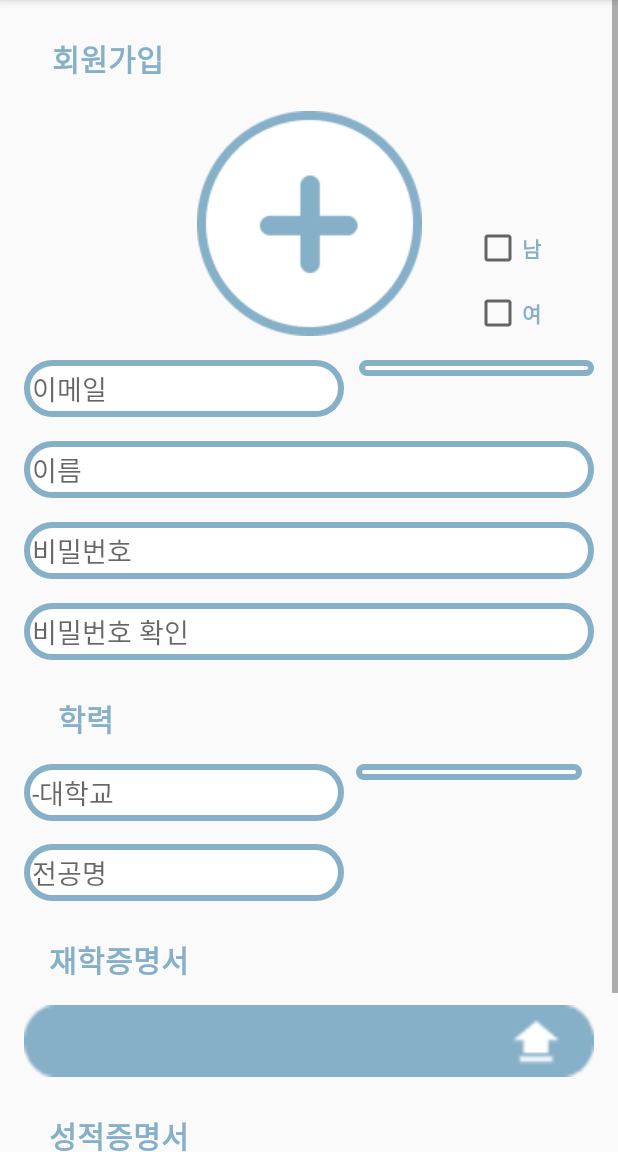
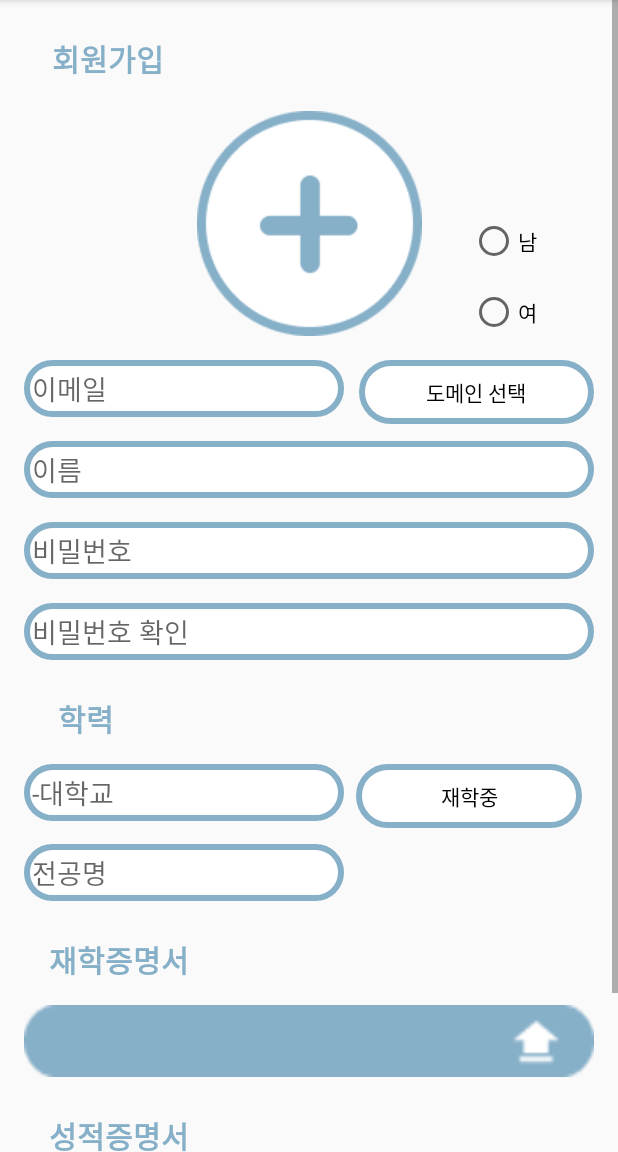
Before and after one commit to sonekthree/metering, an Android app: the SignUpActivity screen opened directly, with no data from a screen before it, on a phone screen of 412 x 824 dp, the part 84-1236 px from its top. Run offline under Robolectric (Android 15) with nearby library versions, the phone set to English and light mode, and no system bars; our stand-ins replace Firebase (no records; nobody signed in at launch, a user with empty details on screens opened directly); 1 statement that could not run was skipped.

Commit message:
Connect with firebase plus spinner, radiobutton

```diff
--- a/app/build.gradle
+++ b/app/build.gradle
@@ -1,14 +1,13 @@
 plugins {
     id 'com.android.application'
+    id 'com.google.gms.google-services'
 }
 
 android {
     compileSdkVersion 31
     buildToolsVersion "30.0.3"
 
-//    buildFeatures {
-//        dataBinding=true
-//    }
+
     defaultConfig {
         applicationId "com.exam.metering"
         minSdkVersion 29
@@ -25,6 +24,7 @@ android {
             proguardFiles getDefaultProguardFile('proguard-android-optimize.txt'), 'proguard-rules.pro'
         }
     }
+
     compileOptions {
         sourceCompatibility JavaVersion.VERSION_1_8
         targetCompatibility JavaVersion.VERSION_1_8
@@ -32,6 +32,11 @@ android {
 }
 
 dependencies {
+
+    // firebase
+    implementation platform('com.google.firebase:firebase-bom:29.0.0')
+    implementation 'com.google.firebase:firebase-auth'
+
     // recyclerview
     implementation("androidx.recyclerview:recyclerview:1.2.1")
     // For control over item selection of both touch and mouse driven selection
--- a/app/src/main/java/com/exam/metering/SignUpActivity.java
+++ b/app/src/main/java/com/exam/metering/SignUpActivity.java
@@ -2,36 +2,176 @@ package com.exam.metering;
 
 import android.content.Intent;
 import android.os.Bundle;
+import android.util.Log;
 import android.view.View;
+import android.widget.AdapterView;
 import android.widget.ArrayAdapter;
 import android.widget.Button;
+import android.widget.EditText;
+import android.widget.RadioButton;
+import android.widget.RadioGroup;
 import android.widget.Spinner;
+import android.widget.Toast;
 
+import androidx.annotation.NonNull;
 import androidx.appcompat.app.AppCompatActivity;
 
+import com.google.android.gms.tasks.OnCompleteListener;
+import com.google.android.gms.tasks.Task;
+import com.google.firebase.auth.AuthResult;
+import com.google.firebase.auth.FirebaseAuth;
+import com.google.firebase.auth.FirebaseUser;
+
+import org.jetbrains.annotations.NotNull;
+
+
 public class SignUpActivity extends AppCompatActivity {
-    String[] arr = {"gmail.com", "naver.com", "daum.net", "nate.com", "도메인 선택"};
-    Button Signinbutton;
+
+    String[] arr = {"도메인 선택","gmail.com", "naver.com", "daum.net", "nate.com"};
+    String[] arr2 = {"재학중", "휴학중", "졸업예정", "졸업"};
     ArrayAdapter<String> arrayAdapter;
-    private Spinner spinner;
+    private Spinner spinner_email;
+    private FirebaseAuth mAuth;
+    private Button Signinbutton;
+    private RadioButton radioM;
+    private RadioButton radioW;
+    private EditText editEmail;
+    private EditText editName;
+    private EditText editPassword;
+    private EditText editPasswordConfirm;
+    private Spinner spinner_school_state;
+    private RadioGroup radioGroup;
+    private EditText editSchoolName;
+    private EditText editSchoolMajor;
+    private Button scoreUploadButton;
+    private Button schoolUploadButton;
+
 
     @Override
     protected void onCreate(Bundle savedInstanceState) {
         super.onCreate(savedInstanceState);
         setContentView(R.layout.activity_sign_up);
         Signinbutton = (Button) findViewById(R.id.sign_in_button);
+        editName = (EditText) findViewById(R.id.edit_name);
+        editEmail = (EditText) findViewById(R.id.edit_email);
+        editPassword = (EditText) findViewById(R.id.edit_password);
+        editPasswordConfirm = (EditText) findViewById(R.id.edit_password_confirm);
+        editSchoolName = (EditText) findViewById(R.id.edit_school_name);
+        editSchoolMajor = (EditText) findViewById(R.id.edit_school_major);
+        spinner_email = (Spinner) findViewById(R.id.spinner_mail);
+        spinner_school_state = (Spinner) findViewById(R.id.spinner_school_state);
+        radioGroup = (RadioGroup)findViewById(R.id.radioGroup);
+        mAuth = FirebaseAuth.getInstance();
         initSignUp();
+        onRadioButtonClicked(radioGroup);
+         arrayAdapter = new ArrayAdapter<>(this,
+                R.layout.lec_met_text, arr);
+        spinner_email.setAdapter(arrayAdapter);
+        spinner_email.setSelection(0);
+        spinner_email.setOnItemSelectedListener(new AdapterView.OnItemSelectedListener() {
+           @Override public void onItemSelected(AdapterView<?> adapterView, View view, int i, long l) {
+
+           }
+           @Override public void onNothingSelected(AdapterView<?> adapterView) { } });
+
+        ArrayAdapter arrayAdapters = new ArrayAdapter<>(this, R.layout.lec_met_text, arr2);
+        spinner_school_state.setAdapter(arrayAdapters);
+        spinner_school_state.setSelection(0);
+        spinner_school_state.setOnItemSelectedListener(new AdapterView.OnItemSelectedListener(){
+            @Override public void onItemSelected(AdapterView<?> adapterView, View view, int i, long l) {
+
+            }
+            @Override public void onNothingSelected(AdapterView<?> adapterView) { } });
+
     }
 
-    public void initSignUp(){
+    public void onRadioButtonClicked(View view){
+        boolean checked = ((RadioButton) view).isChecked();
+
+        switch (view.getId()){
+            case R.id.radio_m:
+                if (checked){
+                    // 남자구나
+                }
+            case R.id.radio_w:
+                if(checked){
+                    //여자구나
+                }
+        }
+
+
+    }
+
+    public void updateUI(FirebaseUser user){
+        if(user.toString().isEmpty()){
+            Toast.makeText(getApplicationContext(), "Authentication failed.",
+                    Toast.LENGTH_SHORT).show();
+        }else{
+            Intent intent = new Intent(getApplicationContext(), LoginActivity.class);
+            intent.putExtra("user", user);
+            startActivity(intent);
+        }
+
+    }
+
+    public void updateUI(){
+
+    }
+    public void initSignUp() {
         Signinbutton.setOnClickListener(new View.OnClickListener() {
             @Override
             public void onClick(View view) {
-                Intent intent = new Intent(getApplicationContext(), LoginActivity.class);
-                startActivity(intent);
+                String email = editEmail.getText().toString();
+                String name = editName.getText().toString();
+                String password = editPassword.getText().toString();
+                String passwordconfirm = editPasswordConfirm.getText().toString();
+
+                if (email.isEmpty() || password.isEmpty()) {
+                    Toast.makeText(getApplicationContext(), "email 혹은 password를 반드시 입력하세요", Toast.LENGTH_LONG).show();
+                } else if (password != passwordconfirm) {
+                    Toast.makeText(getApplicationContext(), "비밀번호가 일치하지 않습니다. ", Toast.LENGTH_SHORT).show();
+                } else {
+                    createAccount(email, password);
+                }
             }
+
         });
-
     }
 
+    private void createAccount(String email, String password){
+        mAuth.signInWithEmailAndPassword(email, password).addOnCompleteListener(this, new OnCompleteListener<AuthResult>() {
+                @Override
+                public void onComplete(@NonNull @NotNull Task<AuthResult> task) {
+                    if (task.isSuccessful()) {
+                        Log.d("SignUpActivity", "signInWithEmail:success");
+                        FirebaseUser user = mAuth.getCurrentUser();
+                        updateUI(user);
+                    } else {
+                        Log.w("SignUpActivity", task.getException());
+                        updateUI(null);
+                    }
+                }
+        });
+    }
+
+
+
+
+
+    public void startMainActivity(){
+        Intent intent = new Intent(this, MainActivity.class);
+        startActivity(intent);
+    }
+
+    @Override
+    public void onStart(){
+        super.onStart();
+        FirebaseUser currentUser = mAuth.getCurrentUser();
+        if(currentUser != null){
+            startMainActivity();
+        }
+    }
+
+
+
 }
--- a/app/src/main/res/layout/activity_sign_up.xml
+++ b/app/src/main/res/layout/activity_sign_up.xml
@@ -35,34 +35,32 @@
             app:layout_constraintStart_toStartOf="parent"
             app:layout_constraintTop_toBottomOf="@+id/textView2" />
 
-
-        <CheckBox
-            android:id="@+id/checkBox2"
+        <RadioGroup
+            android:id="@+id/radioGroup"
             android:layout_width="wrap_content"
             android:layout_height="wrap_content"
-            android:layout_marginTop="75dp"
-            android:text="남"
-            android:textColor="@color/mint"
-            android:textStyle="bold"
-            app:layout_constraintEnd_toEndOf="parent"
-            app:layout_constraintHorizontal_bias="0.4"
+            android:layout_marginStart="32dp"
+            android:orientation="vertical"
+            app:layout_constraintBottom_toBottomOf="@+id/imageButton"
             app:layout_constraintStart_toEndOf="@+id/imageButton"
-            app:layout_constraintTop_toTopOf="@+id/imageButton"
-            tools:layout_editor_0absoluteY="161dp" />
+            tools:layout_editor_0absoluteY="161dp">
 
-        <CheckBox
-            android:id="@+id/checkBox"
-            android:layout_width="wrap_content"
-            android:layout_height="wrap_content"
-            android:layout_marginTop="12dp"
-            android:textColor="@color/mint"
-            android:textStyle="bold"
-            android:text="여"
-            app:layout_constraintBottom_toBottomOf="@+id/imageButton"
-            app:layout_constraintEnd_toEndOf="parent"
-            app:layout_constraintHorizontal_bias="0.4"
-            app:layout_constraintStart_toEndOf="@+id/imageButton"
-            app:layout_constraintTop_toBottomOf="@+id/checkBox2" />
+            <RadioButton
+                android:id="@+id/radio_m"
+                android:layout_width="wrap_content"
+                android:layout_height="wrap_content"
+                android:text="남" />
+
+            <RadioButton
+                android:id="@+id/radio_w"
+                android:layout_width="wrap_content"
+                android:layout_height="wrap_content"
+                android:layout_marginTop="15dp"
+                android:text="여" />
+
+        </RadioGroup>
+
+
 
 
         <EditText
--- a/build.gradle
+++ b/build.gradle
@@ -6,6 +6,7 @@ buildscript {
     }
     dependencies {
         classpath "com.android.tools.build:gradle:4.2.2"
+        classpath 'com.google.gms:google-services:4.3.10'
 
         // NOTE: Do not place your application dependencies here; they belong
         // in the individual module build.gradle files
```
Also changed, not shown: 1 other file.
